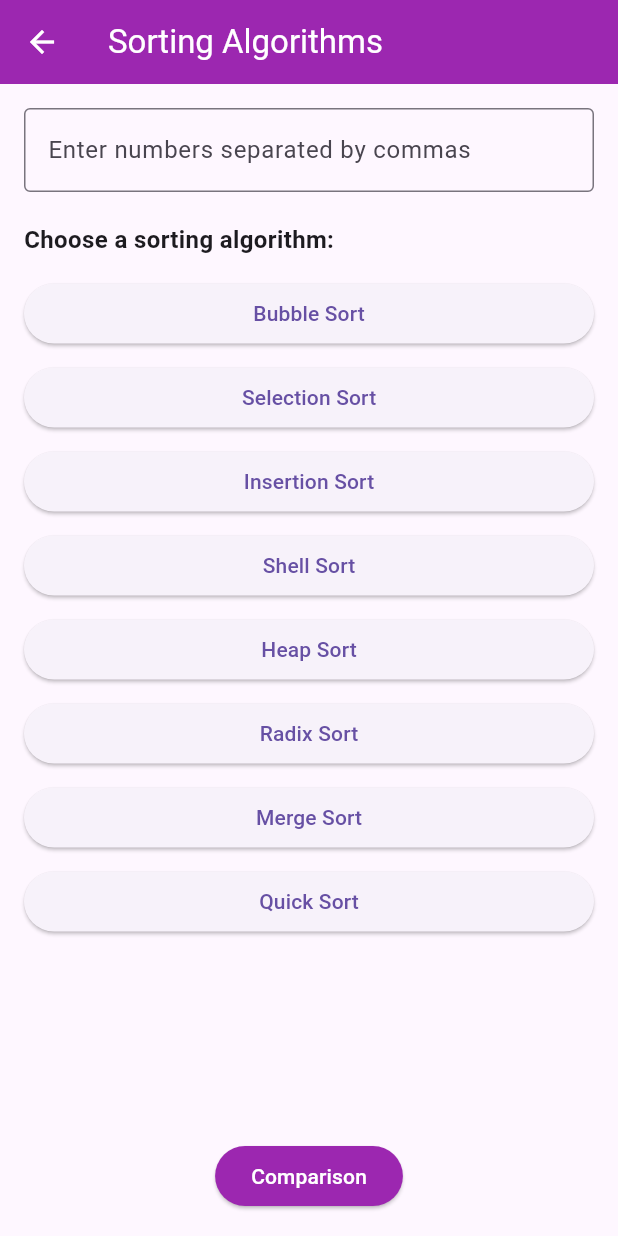
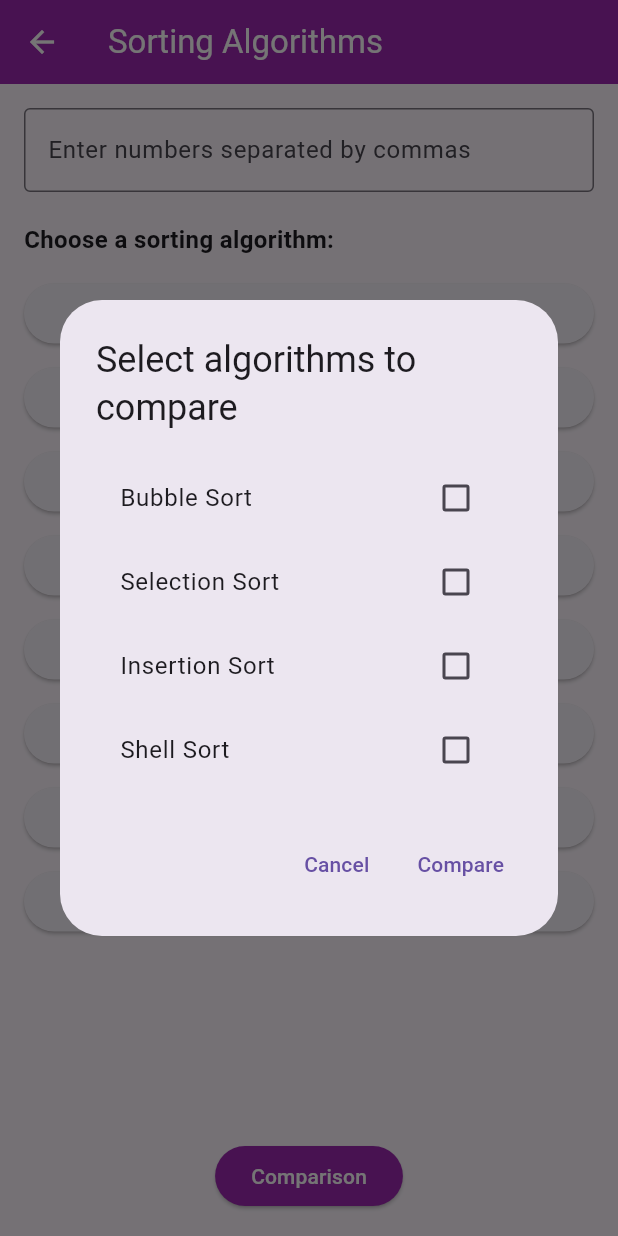
Before and after one commit to TMadhan2004/Algorithm-simulator, a Flutter app: the SortingPage screen opened by its route, after a tap on "Comparison", on a phone screen of 412 x 824 dp. Run offline on Flutter 3.47's test engine with Material 3 defaults, Android fonts, the light colour scheme and no system bars; our stand-ins replace syncfusion_flutter_charts, video_player.

Commit message:
Update sorting_page.dart

```diff
--- a/lib/sorting/sorting_page.dart
+++ b/lib/sorting/sorting_page.dart
@@ -24,33 +24,6 @@ class _SortingPageState extends State<SortingPage> {
     'Quick Sort',
   ];
 
-  @override
-  void initState() {
-    super.initState();
-    WidgetsBinding.instance.addPostFrameCallback((_) => _showDisclaimerDialog());
-  }
-
-  void _showDisclaimerDialog() {
-    showDialog(
-      context: context,
-      builder: (context) => AlertDialog(
-        title: Text('Disclaimer'),
-        content: Text(
-          'Only 9 numbers are allowed '
-              'Integers can be given as input. '
-              'Please ensure you follow these restrictions while entering inputs.\n'
-              'Note : For radix sort with negative numbers, negative and positive inputs are treated seperately.',
-        ),
-        actions: [
-          TextButton(
-            onPressed: () => Navigator.of(context).pop(),
-            child: Text('OK'),
-          ),
-        ],
-      ),
-    );
-  }
-
   bool _parseInput() {
     String input = _numbersController.text;
 
@@ -71,10 +44,14 @@ class _SortingPageState extends State<SortingPage> {
 
   void _goToSortingAnimation(String algorithm) {
     if (_parseInput() && _numbers.isNotEmpty) {
-      _showLoadingDialog(() {
-        Navigator.pop(context);
-        _navigateToSortingAnimation(algorithm);
-      });
+      if (_numbers.length > 20) {
+        _showMaxInputDialog();
+      } else {
+        _showLoadingDialog(() {
+          Navigator.pop(context);
+          _navigateToSortingAnimation(algorithm);
+        });
+      }
     } else {
       ScaffoldMessenger.of(context).showSnackBar(
         SnackBar(content: Text('Please enter numbers to sort.')),
@@ -84,11 +61,11 @@ class _SortingPageState extends State<SortingPage> {
 
   void _goToComparisonPage() {
     if (_parseInput() && _numbers.isNotEmpty) {
-      if (_selectedAlgorithms.length < 2) {
+      if (_numbers.length > 20) {
+        _showMaxInputDialog();
+      } else if (_selectedAlgorithms.length < 2) {
         ScaffoldMessenger.of(context).showSnackBar(
-          SnackBar(
-              content: Text(
-                  'Please select at least two algorithms for comparison.')),
+          SnackBar(content: Text('Please select at least two algorithms for comparison.')),
         );
       } else {
         _showLoadingDialog(() {
@@ -106,11 +83,27 @@ class _SortingPageState extends State<SortingPage> {
           );
         });
       }
-    }else {
+    } else {
       ScaffoldMessenger.of(context).showSnackBar(
         SnackBar(content: Text('Please enter numbers to compare.')),
       );
     }
+  }
+
+  void _showMaxInputDialog() {
+    showDialog(
+      context: context,
+      builder: (context) => AlertDialog(
+        title: Text('Input Limit Exceeded'),
+        content: Text('You can only enter up to 20 numbers for sorting or comparison. Please reduce the number of inputs.'),
+        actions: [
+          TextButton(
+            onPressed: () => Navigator.of(context).pop(),
+            child: Text('OK'),
+          ),
+        ],
+      ),
+    );
   }
 
   void _showLoadingDialog(VoidCallback onComplete) {
@@ -204,7 +197,7 @@ class _SortingPageState extends State<SortingPage> {
 
   void _showAlgorithmSelectionDialog() {
     final List<String> comparisonAlgorithms = _algorithms
-        .where((algorithm) => algorithm != 'Merge Sort' && algorithm != 'Radix Sort')
+        .where((algorithm) => algorithm != 'Merge Sort' && algorithm != 'Radix Sort' && algorithm != 'Heap Sort' && algorithm != 'Quick Sort')
         .toList();
 
     showDialog(
```
